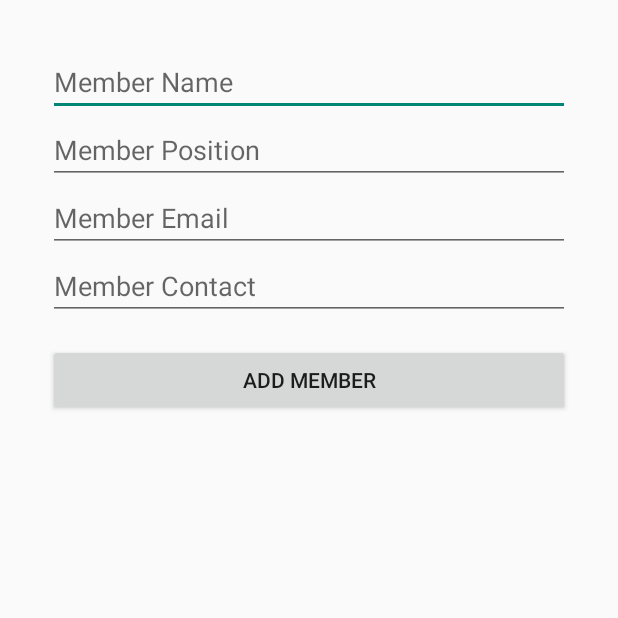
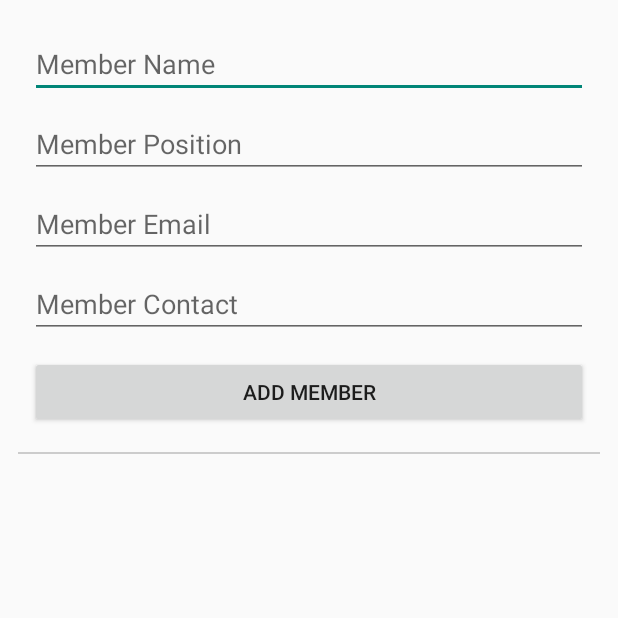
Before and after one commit to shreyash-leo/UniClubb, an Android app built with Jetpack Compose: the ManageMembersActivity screen opened directly, with no data from a screen before it, on a phone screen of 412 x 824 dp, the top half of it. Run offline under Robolectric (Android 15) with nearby library versions, the phone set to English and light mode, and no system bars; our stand-ins replace CircleImageView, Firebase (no records; nobody signed in at launch, a user with empty details on screens opened directly); 1 statement that could not run was skipped.

Commit message:
some bugs are fixed..

```diff
--- a/app/src/main/java/com/example/uniclubb/AdminClubActivity.kt
+++ b/app/src/main/java/com/example/uniclubb/AdminClubActivity.kt
@@ -1,3 +1,4 @@
+// AdminClubActivity.kt
 package com.example.uniclubb
 
 import android.content.Intent
--- a/app/src/main/res/layout/activity_manage_members.xml
+++ b/app/src/main/res/layout/activity_manage_members.xml
@@ -3,60 +3,73 @@
     android:layout_width="match_parent"
     android:layout_height="match_parent"
     android:orientation="vertical"
-    android:padding="16dp">
+    android:padding="12dp">
 
-    <!-- Layout to add a new member -->
+    <!-- Scrollable Add Member Section -->
+    <ScrollView
+        android:layout_width="match_parent"
+        android:layout_height="wrap_content"
+        android:fillViewport="true">
+
         <LinearLayout
             android:id="@+id/addMemberLayout"
             android:layout_width="match_parent"
             android:layout_height="wrap_content"
             android:orientation="vertical"
-        android:padding="16dp">
+            android:padding="8dp">
 
-        <!-- EditText for Member Name -->
             <EditText
                 android:id="@+id/memberNameEditText"
                 android:layout_width="match_parent"
                 android:layout_height="wrap_content"
                 android:hint="Member Name"
-            android:inputType="textPersonName"/>
+                android:inputType="textPersonName"
+                android:layout_marginBottom="8dp" />
 
-        <!-- EditText for Member Position -->
             <EditText
                 android:id="@+id/memberPositionEditText"
                 android:layout_width="match_parent"
                 android:layout_height="wrap_content"
                 android:hint="Member Position"
-            android:inputType="text"/>
+                android:inputType="text"
+                android:layout_marginBottom="8dp" />
 
-        <!-- EditText for Member Email -->
             <EditText
                 android:id="@+id/memberEmailEditText"
                 android:layout_width="match_parent"
                 android:layout_height="wrap_content"
                 android:hint="Member Email"
-            android:inputType="textEmailAddress"/>
+                android:inputType="textEmailAddress"
+                android:layout_marginBottom="8dp" />
 
-        <!-- EditText for Member Contact -->
             <EditText
                 android:id="@+id/memberContactEditText"
                 android:layout_width="match_parent"
                 android:layout_height="wrap_content"
                 android:hint="Member Contact"
-            android:inputType="phone"/>
+                android:inputType="phone"
+                android:layout_marginBottom="12dp" />
 
-        <!-- Button to Add New Member -->
             <Button
                 android:id="@+id/addMemberButton"
                 android:layout_width="match_parent"
                 android:layout_height="wrap_content"
-            android:text="Add Member"
-            android:layout_marginTop="16dp"/>
+                android:text="Add Member" />
         </LinearLayout>
+    </ScrollView>
 
-    <!-- RecyclerView for displaying members -->
+    <!-- Divider -->
+    <View
+        android:layout_width="match_parent"
+        android:layout_height="1dp"
+        android:background="#CCCCCC"
+        android:layout_marginVertical="8dp" />
+
+    <!-- Member List -->
     <androidx.recyclerview.widget.RecyclerView
         android:id="@+id/recyclerManageMembers"
         android:layout_width="match_parent"
-        android:layout_height="match_parent" />
+        android:layout_height="0dp"
+        android:layout_weight="1"
+        android:paddingBottom="8dp"/>
 </LinearLayout>
--- a/app/src/main/res/layout/item_member.xml
+++ b/app/src/main/res/layout/item_member.xml
@@ -1,3 +1,4 @@
+<!-- res/layout/item_member.xml -->
 <LinearLayout xmlns:android="http://schemas.android.com/apk/res/android"
     android:layout_width="match_parent"
     android:layout_height="wrap_content"
```
Also changed, not shown: app/src/main/java/com/example/uniclubb/ClubDetailActivity.kt (+10 -4 lines), app/src/main/java/com/example/uniclubb/ManageMembersActivity.kt (+40 -32 lines), app/src/main/java/com/example/uniclubb/MemberAdapter.kt (+26 -27 lines), app/src/main/res/layout/item_event_admin.xml (deleted, +0 -27 lines), app/src/main/res/layout/item_manage_member.xml (+7 -8 lines). Lines whose indentation alone changed are shown as unchanged.
